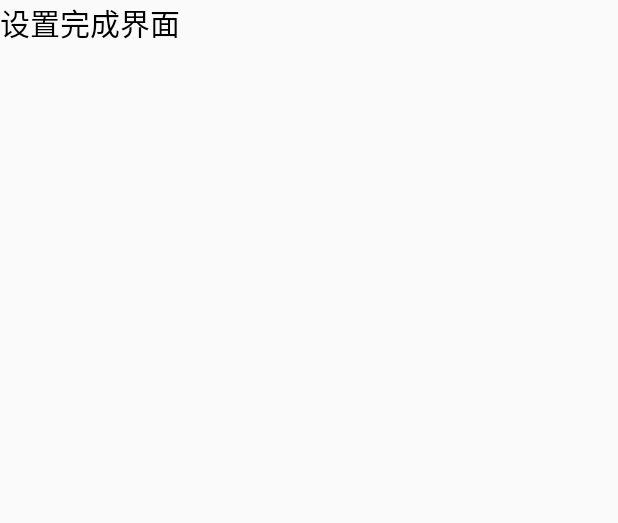
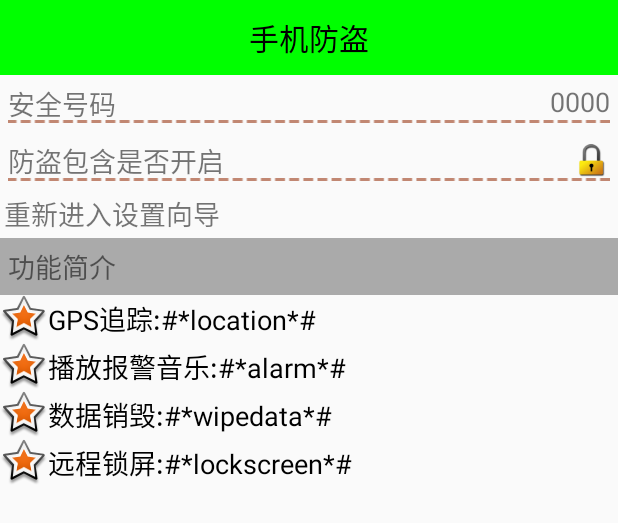
Before and after one commit to bigGreenPeople/mobilesafe, an Android app: the layout activity_setup_over.xml on its own in the app's theme, with its tools: preview values and no code run, on a phone screen of 412 x 824 dp. Shown: the top 523 px of the screen. Run offline under Robolectric (Android 15) with nearby library versions, the phone set to English and light mode, and no system bars.

Commit message:
手机警报完成

```diff
--- a/app/src/main/AndroidManifest.xml
+++ b/app/src/main/AndroidManifest.xml
@@ -6,6 +6,8 @@
     <uses-permission android:name="android.permission.WRITE_EXTERNAL_STORAGE" />
     <uses-permission android:name="android.permission.READ_PHONE_STATE" />
     <uses-permission android:name="android.permission.READ_CONTACTS" />
+    <uses-permission android:name="android.permission.RECEIVE_BOOT_COMPLETED" />
+    <uses-permission android:name="android.permission.SEND_SMS" />
 
     <application
         android:name=".application.AndroidApplication"
@@ -32,6 +34,11 @@
         <activity android:name=".activity.ContactListActivity"></activity>
         <activity android:name=".activity.TestActivity"></activity>
 
+        <receiver android:name=".receiver.BootReceiver">
+            <intent-filter>
+                <action android:name="android.intent.action.BOOT_COMPLETED"></action>
+            </intent-filter>
+        </receiver>
     </application>
 
 </manifest>
--- a/app/src/main/java/com/fj/mobilesafe/activity/SetupOverActivity.java
+++ b/app/src/main/java/com/fj/mobilesafe/activity/SetupOverActivity.java
@@ -3,6 +3,8 @@ package com.fj.mobilesafe.activity;
 import android.app.Activity;
 import android.content.Intent;
 import android.os.Bundle;
+import android.view.View;
+import android.widget.TextView;
 
 import androidx.annotation.Nullable;
 
@@ -11,6 +13,8 @@ import com.fj.mobilesafe.utils.ConstantValue;
 import com.fj.mobilesafe.utils.SpUtil;
 
 public class SetupOverActivity extends Activity {
+    private TextView tv_phone;
+    private TextView tv_reset_setup;
 
     @Override
     protected void onCreate(@Nullable Bundle savedInstanceState) {
@@ -20,10 +24,30 @@ public class SetupOverActivity extends Activity {
 
         if (aBoolean) {
             setContentView(R.layout.activity_setup_over);
+            initUI();
         } else {
             Intent intent = new Intent(this, Setup1Activity.class);
             startActivity(intent);
             finish();
         }
     }
+
+    private void initUI() {
+        tv_phone = (TextView) findViewById(R.id.tv_phone);
+        //设置联系人号码
+        String phone = SpUtil.getString(this, ConstantValue.CONTACT_PHONE, "");
+        tv_phone.setText(phone);
+
+        //重新设置条目被点击
+        tv_reset_setup = (TextView) findViewById(R.id.tv_reset_setup);
+        tv_reset_setup.setOnClickListener(new View.OnClickListener() {
+            @Override
+            public void onClick(View v) {
+                Intent intent = new Intent(getApplicationContext(), Setup1Activity.class);
+                startActivity(intent);
+
+                finish();
+            }
+        });
+    }
 }
--- /dev/null
+++ b/app/src/main/java/com/fj/mobilesafe/receiver/BootReceiver.java
@@ -0,0 +1,39 @@
+package com.fj.mobilesafe.receiver;
+
+import android.Manifest;
+import android.content.BroadcastReceiver;
+import android.content.Context;
+import android.content.Intent;
+import android.content.pm.PackageManager;
+import android.telephony.SmsManager;
+import android.telephony.TelephonyManager;
+import android.util.Log;
+
+import androidx.appcompat.app.AppCompatActivity;
+import androidx.core.app.ActivityCompat;
+
+import com.fj.mobilesafe.utils.ConstantValue;
+import com.fj.mobilesafe.utils.SpUtil;
+
+public class BootReceiver extends BroadcastReceiver {
+    private static final String tag = "BootReceiver";
+
+    @Override
+    public void onReceive(Context context, Intent intent) {
+        Log.i(tag, "重启手机成功了,并且监听到了相应的广播......");
+        //1,获取开机后手机的sim卡的序列号
+        TelephonyManager tm = (TelephonyManager) context.getSystemService(Context.TELEPHONY_SERVICE);
+        if (ActivityCompat.checkSelfPermission(context, Manifest.permission.READ_PHONE_STATE) != PackageManager.PERMISSION_GRANTED) {
+            return;
+        }
+        String simSerialNumber = tm.getSimSerialNumber() + "xxx";
+        //2,sp中存储的序列卡号
+        String sim_number = SpUtil.getString(context, ConstantValue.SIM_NUMBER, "");
+        //3,比对不一致
+        if (!simSerialNumber.equals(sim_number)) {
+            //4,发送短信给选中联系人号码
+            SmsManager sms = SmsManager.getDefault();
+            sms.sendTextMessage("5554", null, "sim change!!!", null, null);
+        }
+    }
+}
--- /dev/null
+++ b/app/src/main/res/drawable/reset_setup_bg_press.xml
@@ -0,0 +1,14 @@
+<?xml version="1.0" encoding="utf-8"?>
+<shape xmlns:android="http://schemas.android.com/apk/res/android"
+    android:shape="rectangle">
+    <gradient
+        android:angle="135"
+        android:endColor="#ccc"
+        android:startColor="#ccc" />
+    <padding
+        android:bottom="3dp"
+        android:left="3dp"
+        android:right="3dp"
+        android:top="3dp" />
+    <corners android:radius="8dp" />
+</shape>
--- /dev/null
+++ b/app/src/main/res/drawable/selector_reset_setup_bg.xml
@@ -0,0 +1,7 @@
+<?xml version="1.0" encoding="utf-8"?>
+<selector xmlns:android="http://schemas.android.com/apk/res/android">
+    <!-- 自己通过xml绘制出来的带圆角背景的图片 -->
+    <item android:drawable="@drawable/reset_setup_bg_press" android:state_pressed="true" />
+    <!-- 使用android透明色 -->
+    <item android:drawable="@android:color/transparent" />
+</selector>
--- a/app/src/main/res/layout/activity_setup_over.xml
+++ b/app/src/main/res/layout/activity_setup_over.xml
@@ -1,12 +1,114 @@
 <?xml version="1.0" encoding="utf-8"?>
 <LinearLayout xmlns:android="http://schemas.android.com/apk/res/android"
     android:layout_width="match_parent"
-    android:layout_height="match_parent">
+    android:layout_height="match_parent"
+    android:orientation="vertical">
+
+    <TextView
+        style="@style/TitleStyle"
+        android:text="手机防盗" />
+
+    <RelativeLayout
+        android:layout_width="match_parent"
+        android:layout_height="wrap_content"
+        android:padding="5dp">
+
+        <TextView
+            android:layout_width="wrap_content"
+            android:layout_height="wrap_content"
+            android:text="安全号码"
+            android:textSize="18sp" />
+
+        <TextView
+            android:id="@+id/tv_phone"
+            android:layout_width="wrap_content"
+            android:layout_height="wrap_content"
+            android:layout_alignParentRight="true"
+            android:text="0000"
+            android:textSize="18sp" />
+
+        <ImageView
+            android:layout_width="match_parent"
+            android:layout_height="wrap_content"
+            android:layout_below="@id/tv_phone"
+            android:background="@drawable/listview_divider" />
+    </RelativeLayout>
+
+    <RelativeLayout
+        android:layout_width="match_parent"
+        android:layout_height="wrap_content"
+        android:padding="5dp">
+
+        <TextView
+            android:layout_width="wrap_content"
+            android:layout_height="wrap_content"
+            android:text="防盗包含是否开启"
+            android:textSize="18sp" />
+
+        <ImageView
+            android:id="@+id/iv_lock"
+            android:layout_width="25dp"
+            android:layout_height="25dp"
+            android:layout_alignParentRight="true"
+            android:background="@drawable/lock" />
+
+        <ImageView
+            android:layout_width="match_parent"
+            android:layout_height="wrap_content"
+            android:layout_below="@id/iv_lock"
+            android:background="@drawable/listview_divider" />
+    </RelativeLayout>
+
+    <TextView
+        android:id="@+id/tv_reset_setup"
+        android:layout_width="match_parent"
+        android:layout_height="wrap_content"
+        android:background="@drawable/selector_reset_setup_bg"
+        android:text="重新进入设置向导"
+        android:textSize="18sp" />
+
+    <TextView
+        android:layout_width="match_parent"
+        android:layout_height="wrap_content"
+        android:background="@android:color/darker_gray"
+        android:padding="5dp"
+        android:text="功能简介"
+        android:textSize="18sp" />
 
     <TextView
         android:layout_width="wrap_content"
         android:layout_height="wrap_content"
-        android:text="设置完成界面"
+        android:drawableLeft="@android:drawable/star_big_on"
+        android:gravity="center_vertical"
+        android:text="GPS追踪:#*location*#"
         android:textColor="#000"
-        android:textSize="20sp" />
+        android:textSize="18sp" />
+
+    <TextView
+        android:layout_width="wrap_content"
+        android:layout_height="wrap_content"
+        android:drawableLeft="@android:drawable/star_big_on"
+        android:gravity="center_vertical"
+        android:text="播放报警音乐:#*alarm*#"
+        android:textColor="#000"
+        android:textSize="18sp" />
+
+    <TextView
+        android:layout_width="wrap_content"
+        android:layout_height="wrap_content"
+        android:drawableLeft="@android:drawable/star_big_on"
+        android:gravity="center_vertical"
+        android:text="数据销毁:#*wipedata*#"
+        android:textColor="#000"
+        android:textSize="18sp" />
+
+    <TextView
+        android:layout_width="wrap_content"
+        android:layout_height="wrap_content"
+        android:drawableLeft="@android:drawable/star_big_on"
+        android:gravity="center_vertical"
+        android:text="远程锁屏:#*lockscreen*#"
+        android:textColor="#000"
+        android:textSize="18sp" />
+
 </LinearLayout>
```
